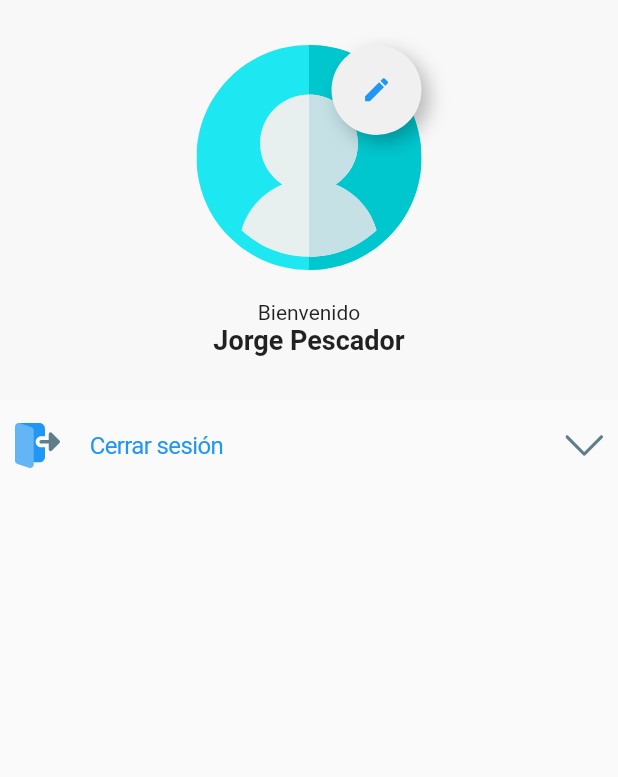
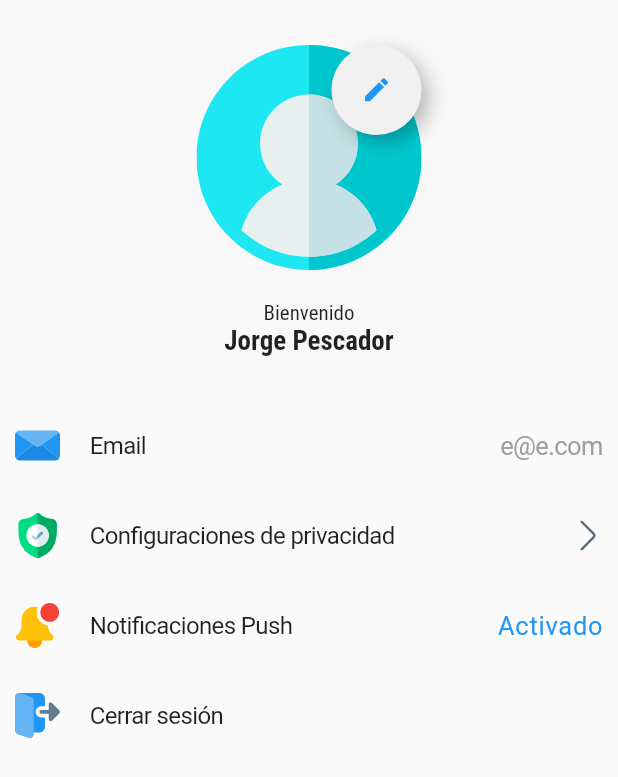
Before and after one commit to CL0UDH/my_flutter_app, a Flutter app: the MoreTab widget shown alone on an empty page, opened directly, on a phone screen of 412 x 824 dp. Shown: the top 777 px of the screen. Run offline on Flutter 3.47's test engine with Material 2 defaults, Android fonts, the phone set to English and light mode, and no system bars; our stand-ins replace after_layout, flutter_svg, image_picker, shared_preferences; accounts and stored records are empty; network calls fail.

Commit message:
Añadimos un poco de diseño a la vista de "más", también añadimos fuentes personalizadas

```diff
--- a/lib/main.dart
+++ b/lib/main.dart
@@ -29,6 +29,7 @@ class MyApp extends StatelessWidget {
           LoginPage.routeName: (_) => LoginPage(),
         },
         debugShowCheckedModeBanner: false,
+        theme: ThemeData(fontFamily: 'Roboto'),
       ),
     );
   }
--- a/lib/pages/home_page.dart
+++ b/lib/pages/home_page.dart
@@ -110,4 +110,4 @@ class _HomePageState extends State<HomePage> {
   }
 }
 
-// TODO: Continuar en la seccion 2: 73 Diseñando la pestaña de más
+// TODO: Continuar en la seccion 2: 75 Input dialog - parte 1
--- a/lib/pages/home_page_tabs/more_tab.dart
+++ b/lib/pages/home_page_tabs/more_tab.dart
@@ -1,5 +1,6 @@
 import 'package:flutter/cupertino.dart';
 import 'package:flutter/material.dart';
+import 'package:flutter_svg/flutter_svg.dart';
 import 'package:my_flutter_app/pages/login_page.dart';
 import 'package:my_flutter_app/utils/dialogs.dart';
 import 'package:my_flutter_app/widgets/avatar.dart';
@@ -65,10 +66,36 @@ class _MoreTabState extends State<MoreTab> {
               ),
             ),
             LeftRightIconButton(
+              label: 'Email',
+              leftIcon: 'assets/icons/color-email.svg',
+              onPressed: _confirm,
+              rightContent: Text(
+                "e@e.com",
+                style: TextStyle(
+                  color: Colors.grey,
+                ),
+              ),
+            ),
+            LeftRightIconButton(
+              label: 'Configuraciones de privacidad',
+              leftIcon: 'assets/icons/security.svg',
+              onPressed: _confirm,
+              rightContent: SvgPicture.asset(
+                'assets/icons/right-arrow.svg',
+                width: 20,
+                color: Colors.blueGrey[600],
+              ),
+            ),
+            LeftRightIconButton(
+              label: 'Notificaciones Push',
+              leftIcon: 'assets/icons/bell.svg',
+              onPressed: _confirm,
+              rightContent: Text("Activado", style: TextStyle(letterSpacing: 0.5),),
+            ),
+            LeftRightIconButton(
               label: 'Cerrar sesión',
               leftIcon: 'assets/icons/logout.svg',
               onPressed: _confirm,
-              rightIcon: 'assets/icons/down-arrow.svg',
             ),
           ],
         ),
--- a/lib/widgets/left_right_icon_button.dart
+++ b/lib/widgets/left_right_icon_button.dart
@@ -3,10 +3,11 @@ import 'package:flutter/material.dart';
 import 'package:flutter_svg/flutter_svg.dart';
 
 class LeftRightIconButton extends StatelessWidget {
-  final String leftIcon, rightIcon, label;
+  final String leftIcon, label;
   final VoidCallback onPressed;
+  final Widget rightContent;
   const LeftRightIconButton(
-      {Key key, this.leftIcon, this.rightIcon, this.label = '', this.onPressed})
+      {Key key, this.leftIcon, this.label = '', this.onPressed, this.rightContent})
       : super(key: key);
 
   @override
@@ -39,6 +40,7 @@ class LeftRightIconButton extends StatelessWidget {
                         overflow: TextOverflow.ellipsis,
                         style: TextStyle(
                           fontSize: 16,
+                          color: Colors.black87,
                         ),
                       ),
                     ),
@@ -46,14 +48,10 @@ class LeftRightIconButton extends StatelessWidget {
                 ],
               ),
             ),
-            if (rightIcon != null)
+            if (rightContent != null)
               Padding(
                 padding: EdgeInsets.symmetric(horizontal: 10),
-                child: SvgPicture.asset(
-                  rightIcon,
-                  width: 25,
-                  color: Colors.blueGrey[500],
-                ),
+                child: rightContent,
               ),
           ],
         ),
--- a/lib/widgets/my_appbar.dart
+++ b/lib/widgets/my_appbar.dart
@@ -31,8 +31,8 @@ class MyAppbar extends StatelessWidget {
             padding: EdgeInsets.all(15),
           ),
           Text(
-            "LOGO",
-            style: TextStyle(fontSize: 30, fontWeight: FontWeight.bold),
+            "PLACEHOLDER",
+            style: TextStyle(fontSize: 25, fontWeight: FontWeight.bold),
           ),
           CupertinoButton(
             onPressed: onRightClick,
```
Also changed, not shown: pubspec.yaml (+16 -6 lines), assets/fonts/RobotoCondensed-Bold.ttf (added), assets/fonts/RobotoCondensed-BoldItalic.ttf (added), assets/fonts/RobotoCondensed-Italic.ttf (added), assets/fonts/RobotoCondensed-Light.ttf (added), assets/fonts/RobotoCondensed-LightItalic.ttf (added), assets/fonts/RobotoCondensed-Regular.ttf (added), assets/icons/bell.svg (added), assets/icons/color-email.svg (added), assets/icons/right-arrow.svg (added), assets/icons/security.svg (added).
